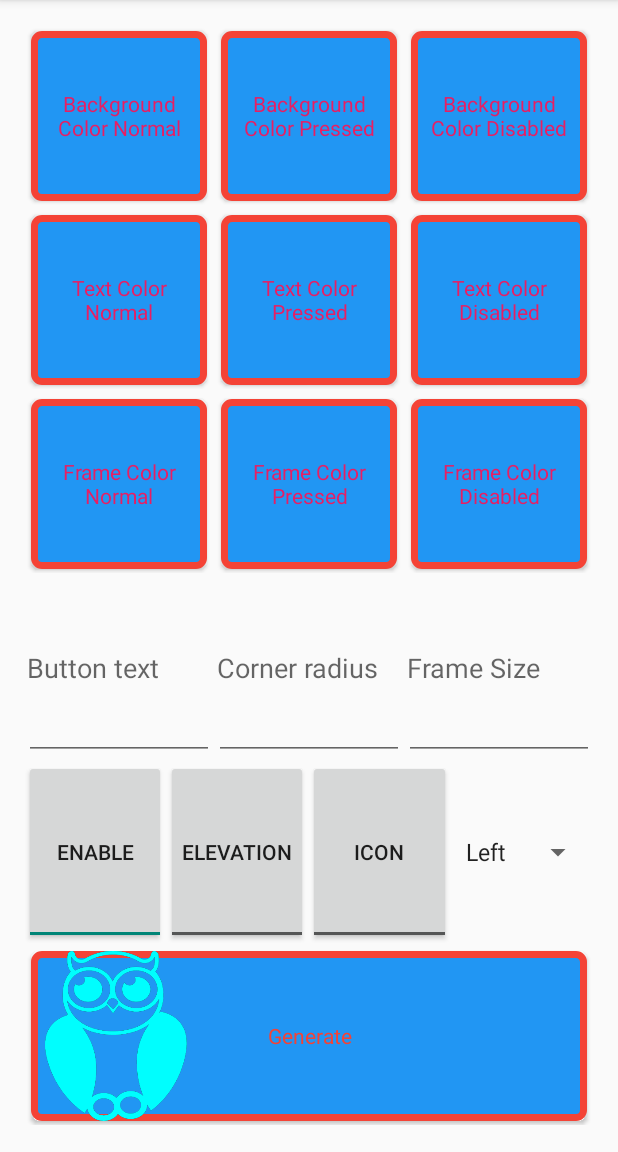
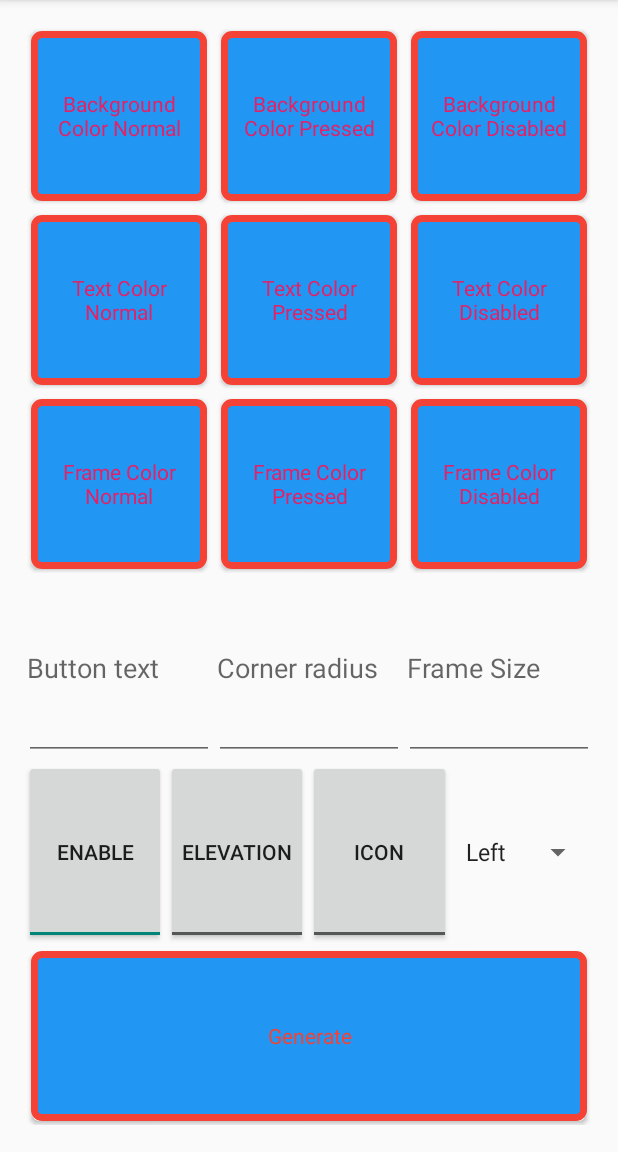
Before and after one commit to jpelczar/pl.sigmapoint.view.CustomButton, an Android app: the screen it shows after launch (MainActivity), after a tap on "Create own button", on a phone screen of 412 x 824 dp, the part 84-1236 px from its top. Run offline under Robolectric (Android 15) with nearby library versions, the phone set to English and light mode, and no system bars; libraries missing offline, so code that uses them is left out: yuku.ambilwarna; 1 statement that could not run was skipped.

Commit message:
Update documentation

```diff
--- a/app/src/main/java/pl/sigmapoint/CreateFragment.java
+++ b/app/src/main/java/pl/sigmapoint/CreateFragment.java
@@ -92,7 +92,6 @@ public class CreateFragment extends Fragment implements View.OnClickListener {
         enableTB = (ToggleButton) view.findViewById(R.id.enable);
 
         enableTB.setChecked(true);
-        generateCB.setImageColors(Color.CYAN, Color.GREEN, Color.MAGENTA);
 
         array = new String[4];
         array[CustomButton.LEFT] = "Left";
--- a/app/src/main/res/layout/fragment_start.xml
+++ b/app/src/main/res/layout/fragment_start.xml
@@ -313,8 +313,6 @@
         android:padding="2dp"
         android:text="@string/generate"
         app:cb_frame_size="5dp"
-        app:cb_image="@drawable/ic_owl"
-        app:cb_image_position="left"
         app:cb_primary_color="@color/blue_normal"
         app:cb_secondary_color="@color/red_normal"
         app:cb_shape_radius="5dp" />
```
Also changed, not shown: library/src/main/java/pl/sigmapoint/customview/CustomButton.java (+114 -7 lines).
